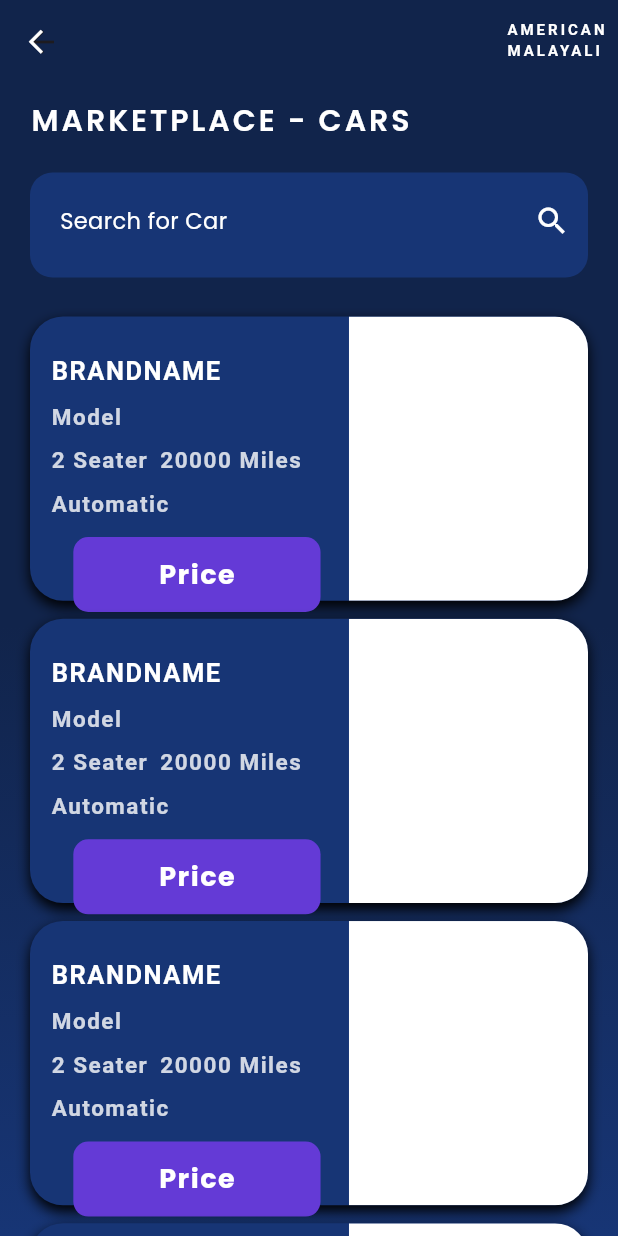
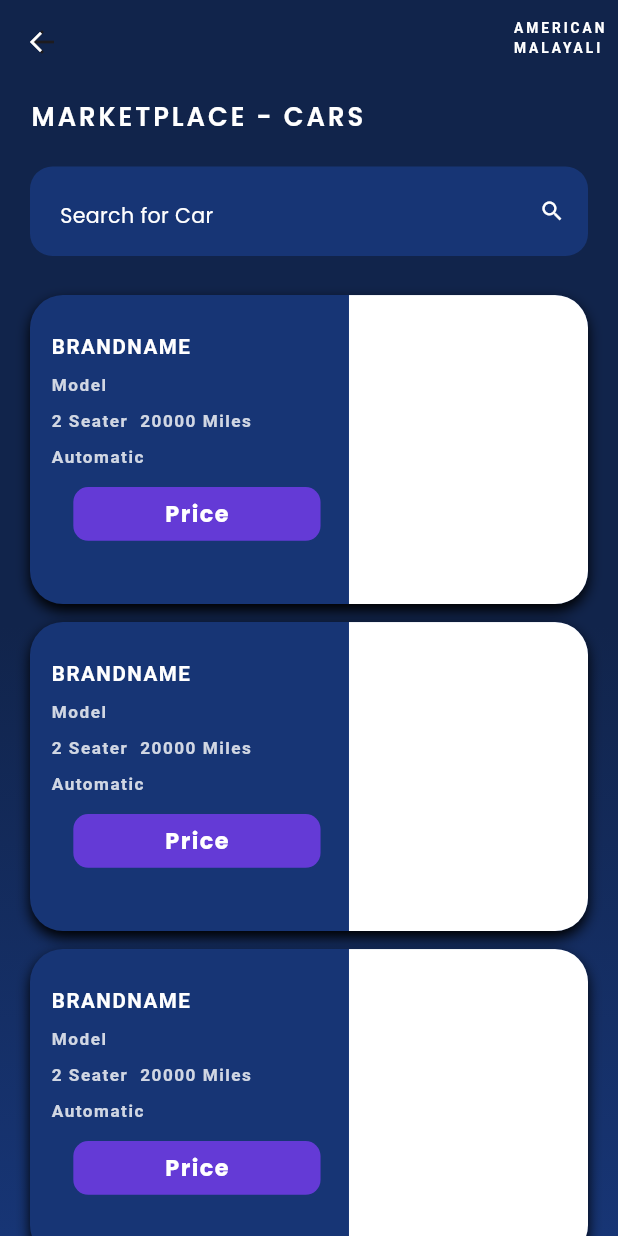
Before and after one commit to Origin-Tech-000/amuser, a Flutter app: the screen it shows after launch, item 3 of the bottom bar chosen, after a tap on "CARS", on a phone screen of 412 x 824 dp. Run offline on Flutter 3.47's test engine with Material 3 defaults, Android fonts, the phone set to English and light mode, and no system bars; our stand-ins replace carousel_slider, flutter_screenutil, google_fonts; Roboto replaces fonts that are missing (Prociono, Prompt).

Commit message:
ui fixed using sceen util , need testing

```diff
--- a/lib/main.dart
+++ b/lib/main.dart
@@ -20,24 +20,19 @@ import 'package:flutter/rendering.dart';
 import 'package:flutter_screenutil/flutter_screenutil.dart';
 
 void main() {
-  runApp(const MyApp());
-}
-
-class MyApp extends StatelessWidget {
-  const MyApp({super.key});
-
-  // This widget is the root of your application.
-  @override
-  Widget build(BuildContext context) {
-    return MaterialApp(
-      debugShowCheckedModeBanner: false,
-      title: 'AM',
-      theme: ThemeData(
-        colorScheme: ColorScheme.fromSeed(seedColor: Colors.deepPurple),
-      ),
-      home: ScreenUtilInit(child: CheckPage()),
-    );
-  }
+  runApp(
+    ScreenUtilInit(
+      designSize: Size(360, 690), // base layout size
+      minTextAdapt: true,
+      splitScreenMode: true,
+      builder: (context, child) {
+        return MaterialApp(
+          home: CheckPage(),
+          debugShowCheckedModeBanner: false,
+        );
+      },
+    ),
+  );
 }
 
 class CheckPage extends StatelessWidget {
--- a/lib/pages/landing.dart
+++ b/lib/pages/landing.dart
@@ -8,6 +8,7 @@ import 'package:am/widgets.dart/bottomnavbar.dart';
 import 'package:am/widgets.dart/catagory.dart';
 import 'package:carousel_slider/carousel_slider.dart';
 import 'package:flutter/material.dart';
+import 'package:flutter_screenutil/flutter_screenutil.dart';
 import 'package:google_fonts/google_fonts.dart';
 
 class HomeLanding extends StatelessWidget {
@@ -57,7 +58,7 @@ class HomeLanding extends StatelessWidget {
                                 fontWeight: FontWeight.bold,
                                 color: primarycolor,
                                 letterSpacing: 2,
-                                fontSize: 10,
+                                fontSize: 8.sp,
                               ),
                             ),
                           ),
@@ -70,7 +71,7 @@ class HomeLanding extends StatelessWidget {
                               child: Text(
                                 'Location',
                                 style: GoogleFonts.lora(
-                                  fontSize: 15,
+                                  fontSize: 12.sp,
                                   fontWeight: FontWeight.w600,
                                   color: Colors.black,
                                 ),
@@ -94,7 +95,7 @@ class HomeLanding extends StatelessWidget {
                             autoPlay: true,
                             enlargeCenterPage: true,
                             viewportFraction: 1.0,
-                            height: 150,
+                            height: 0.2.sh,
                           ),
                           items: [1, 2, 3, 4, 5].map((i) {
                             return Builder(
@@ -140,7 +141,7 @@ class HomeLanding extends StatelessWidget {
                               autoPlay: true,
                               enlargeCenterPage: true,
                               viewportFraction: 1.0,
-                              height: 110,
+                              height: 100.h,
                             ),
                             items: [1, 2, 3, 4, 5].map((i) {
                               return Builder(
@@ -183,7 +184,7 @@ class HomeLanding extends StatelessWidget {
                               style: GoogleFonts.kumbhSans(
                                 fontWeight: FontWeight.bold,
                                 color: Colors.black,
-                                fontSize: 17,
+                                fontSize: 14.sp,
                                 letterSpacing: 1,
                               ),
                             ),
@@ -212,7 +213,7 @@ class HomeLanding extends StatelessWidget {
                                         'KERALA SERVICES',
                                         style: GoogleFonts.poppins(
                                           color: fourthcolor,
-                                          fontSize: 12,
+                                          fontSize: 10.sp,
                                           letterSpacing: 1,
                                           fontWeight: FontWeight.bold,
                                         ),
--- a/lib/pages/makertplace_car.dart
+++ b/lib/pages/makertplace_car.dart
@@ -5,6 +5,7 @@ import 'package:am/widgets.dart/dec.dart';
 import 'package:am/widgets.dart/utils.dart';
 import 'package:flutter/material.dart';
 import 'package:flutter/rendering.dart';
+import 'package:flutter_screenutil/flutter_screenutil.dart';
 import 'package:google_fonts/google_fonts.dart';
 
 class MarketPlaceCars extends StatelessWidget {
@@ -26,7 +27,7 @@ class MarketPlaceCars extends StatelessWidget {
                     'MARKETPLACE - CARS',
                     style: GoogleFonts.poppins(
                       color: Colors.white,
-                      fontSize: 20,
+                      fontSize: 15.sp,
                       fontWeight: FontWeight.w600,
                       letterSpacing: 2,
                     ),
@@ -38,7 +39,7 @@ class MarketPlaceCars extends StatelessWidget {
               padding: const EdgeInsets.fromLTRB(20, 10, 20, 10),
               child: Container(
                 width: MediaQuery.of(context).size.width,
-                height: 70,
+                height: 50.h,
                 // color: Colors.blue,
                 decoration: BoxDecoration(
                   color: secondaycolor,
@@ -56,7 +57,7 @@ class MarketPlaceCars extends StatelessWidget {
                       'Search for Car',
                       style: GoogleFonts.poppins(
                         color: Colors.white,
-                        fontSize: 15,
+                        fontSize: 12.sp,
                       ),
                     ),
                     contentPadding: EdgeInsets.all(20),
@@ -66,7 +67,11 @@ class MarketPlaceCars extends StatelessWidget {
                     // ),
                     suffixIcon: GestureDetector(
                       onTap: () {},
-                      child: Icon(Icons.search, color: Colors.white),
+                      child: Icon(
+                        Icons.search,
+                        color: Colors.white,
+                        size: 15.sp,
+                      ),
                     ),
                   ),
                 ),
--- a/lib/pages/markertplace.dart
+++ b/lib/pages/markertplace.dart
@@ -6,6 +6,7 @@ import 'package:am/widgets.dart/dec.dart';
 import 'package:am/widgets.dart/utils.dart';
 import 'package:carousel_slider/carousel_slider.dart';
 import 'package:flutter/material.dart';
+import 'package:flutter_screenutil/flutter_screenutil.dart';
 import 'package:google_fonts/google_fonts.dart';
 
 class MarketPlace extends StatelessWidget {
@@ -50,7 +51,7 @@ class MarketPlace extends StatelessWidget {
                             child: Text(
                               'MARKETPLACE',
                               style: GoogleFonts.lora(
-                                fontSize: 18,
+                                fontSize: 15.sp,
                                 fontWeight: FontWeight.w600,
                                 color: Colors.white,
                               ),
@@ -72,6 +73,7 @@ class MarketPlace extends StatelessWidget {
                                 style: GoogleFonts.poppins(
                                   color: Colors.white,
                                   letterSpacing: 1,
+                                  fontSize: 12.sp,
                                 ),
                               ),
                             ),
@@ -100,7 +102,7 @@ class MarketPlace extends StatelessWidget {
                                 autoPlay: true,
                                 enlargeCenterPage: true,
                                 viewportFraction: 1.0,
-                                height: 150,
+                                height: 120.h,
                               ),
                               items: [1, 2, 3, 4, 5].map((i) {
                                 return Builder(
@@ -123,7 +125,7 @@ class MarketPlace extends StatelessWidget {
                                               child: Text(
                                                 'Primary Ads $i',
                                                 style: TextStyle(
-                                                  fontSize: 16.0,
+                                                  fontSize: 13.sp,
                                                   color: Colors.white,
                                                 ),
                                               ),
@@ -139,7 +141,7 @@ class MarketPlace extends StatelessWidget {
                                                 ),
                                               ),
                                               child: Container(
-                                                color: Colors.red,
+                                                // color: Colors.red,
                                                 child: Image.asset(
                                                   'assets/house.png',
                                                 ),
@@ -165,7 +167,7 @@ class MarketPlace extends StatelessWidget {
                     'What would you like to find today?',
                     style: GoogleFonts.poppins(
                       fontWeight: FontWeight.bold,
-                      fontSize: 30,
+                      fontSize: 20.sp,
                       color: const Color.fromARGB(156, 255, 255, 255),
                     ),
                   ),
--- a/lib/widgets.dart/bottomnavbar.dart
+++ b/lib/widgets.dart/bottomnavbar.dart
@@ -1,5 +1,6 @@
 import 'package:am/pages/pageholder.dart';
 import 'package:flutter/material.dart';
+import 'package:flutter_screenutil/flutter_screenutil.dart';
 import 'package:google_fonts/google_fonts.dart';
 
 class BottomNavBar extends StatelessWidget {
@@ -21,7 +22,7 @@ class BottomNavBar extends StatelessWidget {
           stops: [0, 0.47, 1],
         ),
       ),
-      height: 90,
+      height: 0.1.sh,
       child: Padding(
         padding: const EdgeInsets.all(12),
         child: Row(
@@ -36,8 +37,8 @@ class BottomNavBar extends StatelessWidget {
                   Padding(
                     padding: const EdgeInsets.all(4.0),
                     child: Container(
-                      height: 30,
-                      width: 30,
+                      height: 15.sp,
+                      width: 15.sp,
                       child: Image.asset('assets/1.png'),
                     ),
                   ),
@@ -45,7 +46,8 @@ class BottomNavBar extends StatelessWidget {
                     'Home',
                     style: GoogleFonts.poppins(
                       color: Colors.white,
-                      fontWeight: FontWeight.bold,
+                      fontWeight: FontWeight.w600,
+                      fontSize: 12.sp,
                     ),
                   ),
                 ],
@@ -60,8 +62,8 @@ class BottomNavBar extends StatelessWidget {
                   Padding(
                     padding: const EdgeInsets.all(4.0),
                     child: Container(
-                      height: 30,
-                      width: 30,
+                      height: 15.sp,
+                      width: 15.sp,
                       child: Image.asset('assets/2.png'),
                     ),
                   ),
@@ -69,7 +71,8 @@ class BottomNavBar extends StatelessWidget {
                     'Search',
                     style: GoogleFonts.poppins(
                       color: Colors.white,
-                      fontWeight: FontWeight.bold,
+                      fontWeight: FontWeight.w600,
+                      fontSize: 12.sp,
                     ),
                   ),
                 ],
@@ -84,8 +87,8 @@ class BottomNavBar extends StatelessWidget {
                   Padding(
                     padding: const EdgeInsets.all(4.0),
                     child: Container(
-                      height: 30,
-                      width: 30,
+                      height: 15.sp,
+                      width: 15.sp,
                       child: Image.asset('assets/3.png'),
                     ),
                   ),
@@ -93,7 +96,8 @@ class BottomNavBar extends StatelessWidget {
                     'Shop',
                     style: GoogleFonts.poppins(
                       color: Colors.white,
-                      fontWeight: FontWeight.bold,
+                      fontWeight: FontWeight.w600,
+                      fontSize: 12.sp,
                     ),
                   ),
                 ],
@@ -108,8 +112,8 @@ class BottomNavBar extends StatelessWidget {
                   Padding(
                     padding: const EdgeInsets.all(4.0),
                     child: Container(
-                      height: 30,
-                      width: 30,
+                      height: 15.sp,
+                      width: 15.sp,
                       child: Image.asset('assets/3.png'),
                     ),
                   ),
@@ -117,7 +121,8 @@ class BottomNavBar extends StatelessWidget {
                     'Locations',
                     style: GoogleFonts.poppins(
                       color: Colors.white,
-                      fontWeight: FontWeight.bold,
+                      fontWeight: FontWeight.w600,
+                      fontSize: 12.sp,
                     ),
                   ),
                 ],
--- a/lib/widgets.dart/catagory.dart
+++ b/lib/widgets.dart/catagory.dart
@@ -1,6 +1,7 @@
 import 'package:am/core/colors.dart';
 import 'package:am/pages/searchitems.dart';
 import 'package:flutter/material.dart';
+import 'package:flutter_screenutil/flutter_screenutil.dart';
 import 'package:google_fonts/google_fonts.dart';
 
 class CatogeryTile extends StatelessWidget {
@@ -50,7 +51,7 @@ class CatogeryTile extends StatelessWidget {
                           overflow: TextOverflow.ellipsis,
                           style: GoogleFonts.prompt(
                             color: Colors.white,
-                            fontSize: 18,
+                            fontSize: 15.sp,
                             fontStyle: FontStyle.italic,
                             fontWeight: FontWeight.w600,
                           ),
@@ -64,8 +65,8 @@ class CatogeryTile extends StatelessWidget {
                     mainAxisAlignment: MainAxisAlignment.end,
                     children: [
                       Container(
-                        height: 80,
-                        width: 80,
+                        height: 60.sp,
+                        width: 60.sp,
                         // color: Colors.red,
                         child: Image.asset(
                           'assets/test1.png',
--- a/lib/widgets.dart/marketplacecarwidget.dart
+++ b/lib/widgets.dart/marketplacecarwidget.dart
@@ -1,6 +1,7 @@
 import 'package:am/core/colors.dart';
 import 'package:am/pages/marketplacecarlanding.dart';
 import 'package:flutter/material.dart';
+import 'package:flutter_screenutil/flutter_screenutil.dart';
 import 'package:google_fonts/google_fonts.dart';
 
 class MarketPlaceCarWidget extends StatelessWidget {
@@ -17,7 +18,7 @@ class MarketPlaceCarWidget extends StatelessWidget {
           ).push(MaterialPageRoute(builder: (ctx) => MarketPlaceCarLanding()));
         },
         child: Container(
-          height: MediaQuery.of(context).size.height * .23,
+          height: .25.sh,
           width: MediaQuery.of(context).size.width,
           decoration: BoxDecoration(
             color: secondaycolor,
@@ -50,7 +51,7 @@ class MarketPlaceCarWidget extends StatelessWidget {
                             style: GoogleFonts.prompt(
                               color: Colors.white,
                               fontWeight: FontWeight.bold,
-                              fontSize: 17,
+                              fontSize: 12.sp,
                               letterSpacing: 1,
                             ),
                           ),
@@ -62,7 +63,7 @@ class MarketPlaceCarWidget extends StatelessWidget {
                             style: GoogleFonts.prompt(
                               color: const Color.fromARGB(204, 255, 255, 255),
                               fontWeight: FontWeight.bold,
-                              fontSize: 15,
+                              fontSize: 10.sp,
                               letterSpacing: 1,
                             ),
                           ),
@@ -81,7 +82,7 @@ class MarketPlaceCarWidget extends StatelessWidget {
                                     255,
                                   ),
                                   fontWeight: FontWeight.bold,
-                                  fontSize: 15,
+                                  fontSize: 10.sp,
                                   letterSpacing: 1,
                                 ),
                               ),
@@ -101,7 +102,7 @@ class MarketPlaceCarWidget extends StatelessWidget {
                                       255,
                                     ),
                                     fontWeight: FontWeight.bold,
-                                    fontSize: 15,
+                                    fontSize: 10.sp,
                                     letterSpacing: 1,
                                   ),
                                 ),
@@ -116,7 +117,7 @@ class MarketPlaceCarWidget extends StatelessWidget {
                             style: GoogleFonts.prompt(
                               color: const Color.fromARGB(204, 255, 255, 255),
                               fontWeight: FontWeight.bold,
-                              fontSize: 15,
+                              fontSize: 10.sp,
                               letterSpacing: 1,
                             ),
                           ),
@@ -128,7 +129,7 @@ class MarketPlaceCarWidget extends StatelessWidget {
                             children: [
                               Container(
                                 width: MediaQuery.of(context).size.width * .4,
-                                height: 50,
+                                height: 30.h,
                                 decoration: BoxDecoration(
                                   color: fifth,
                                   borderRadius: BorderRadius.circular(10),
@@ -140,7 +141,7 @@ class MarketPlaceCarWidget extends StatelessWidget {
                                       color: Colors.white,
                                       fontWeight: FontWeight.bold,
                                       letterSpacing: 1,
-                                      fontSize: 18,
+                                      fontSize: 13.sp,
                                     ),
                                   ),
                                 ),
--- a/lib/widgets.dart/utils.dart
+++ b/lib/widgets.dart/utils.dart
@@ -3,6 +3,7 @@ import 'package:am/pages/makertplace_car.dart';
 import 'package:am/pages/marketplace_property.dart';
 import 'package:am/pages/pageholder.dart';
 import 'package:flutter/material.dart';
+import 'package:flutter_screenutil/flutter_screenutil.dart';
 import 'package:google_fonts/google_fonts.dart';
 
 class Logo extends StatelessWidget {
@@ -20,7 +21,11 @@ class Logo extends StatelessWidget {
             onPressed: () {
               Navigator.of(context).pop();
             },
-            icon: Icon(Icons.arrow_back_ios_new, color: Colors.white, size: 19),
+            icon: Icon(
+              Icons.arrow_back_ios_new,
+              color: Colors.white,
+              size: 14.sp,
+            ),
           ),
           Container(
             child: Padding(
@@ -31,7 +36,7 @@ class Logo extends StatelessWidget {
                   fontWeight: FontWeight.bold,
                   color: Colors.white,
                   letterSpacing: 2,
-                  fontSize: 10,
+                  fontSize: 8.sp,
                 ),
               ),
             ),
@@ -57,7 +62,11 @@ class LogoWithBackHome extends StatelessWidget {
             onPressed: () {
               v.value = 0;
             },
-            icon: Icon(Icons.arrow_back_ios_new, color: Colors.white, size: 19),
+            icon: Icon(
+              Icons.arrow_back_ios_new,
+              color: Colors.white,
+              size: 15.sp,
+            ),
           ),
           Container(
             child: Padding(
@@ -67,8 +76,9 @@ class LogoWithBackHome extends StatelessWidget {
                 style: GoogleFonts.prociono(
                   fontWeight: FontWeight.bold,
                   color: Colors.white,
+
                   letterSpacing: 2,
-                  fontSize: 10,
+                  fontSize: 8.sp,
                 ),
               ),
             ),
@@ -90,7 +100,7 @@ class LocationMark extends StatelessWidget {
         Text(
           'Location',
           style: GoogleFonts.lora(
-            fontSize: 15,
+            fontSize: 12.sp,
             fontWeight: FontWeight.w600,
             color: Colors.white,
           ),
@@ -143,7 +153,7 @@ class CarsWidget extends StatelessWidget {
                         style: GoogleFonts.syne(
                           color: Colors.white,
                           fontWeight: FontWeight.bold,
-                          fontSize: 20,
+                          fontSize: 16.sp,
                           letterSpacing: 2,
                         ),
                       ),
@@ -160,7 +170,7 @@ class CarsWidget extends StatelessWidget {
                         bottom: -10,
                         left: 40,
                         child: Container(
-                          height: MediaQuery.of(context).size.height * .11,
+                          height: .10.sh,
 
                           // color: Colors.red,
                           child: Image.asset(
@@ -173,8 +183,8 @@ class CarsWidget extends StatelessWidget {
                         right: 8,
                         top: 3,
                         child: Container(
-                          height: 50,
-                          width: 50,
+                          height: 40.sp,
+                          width: 40.sp,
                           // color: Colors.red,
                           child: Image.asset('assets/ts.png'),
                         ),
@@ -234,7 +244,7 @@ class PropertyWidget extends StatelessWidget {
                         style: GoogleFonts.syne(
                           color: Colors.white,
                           fontWeight: FontWeight.bold,
-                          fontSize: 20,
+                          fontSize: 16.sp,
                           letterSpacing: 2,
                         ),
                       ),
@@ -248,10 +258,10 @@ class PropertyWidget extends StatelessWidget {
                     // mainAxisAlignment: MainAxisAlignment.center,
                     children: [
                       Positioned(
-                        bottom: -38,
+                        bottom: -28.h,
                         left: 30,
                         child: Container(
-                          height: MediaQuery.of(context).size.height * .18,
+                          height: .18.sh,
 
                           // color: Colors.red,
                           child: Image.asset(
@@ -264,8 +274,8 @@ class PropertyWidget extends StatelessWidget {
                         right: 8,
                         top: 3,
                         child: Container(
-                          height: 50,
-                          width: 50,
+                          height: 40.sp,
+                          width: 50.sp,
                           // color: Colors.red,
                           child: Image.asset('assets/ts.png'),
                         ),
```
Also changed, not shown: lib/pages/itemlanding.dart (+33 -27 lines), lib/pages/marketplace_property.dart (+9 -4 lines), lib/pages/marketplacecarlanding.dart (+43 -22 lines), lib/pages/marketplacepropertylanding.dart (+20 -11 lines), lib/pages/searchcatorgery.dart (+11 -3 lines), lib/pages/searchitems.dart (+16 -13 lines), lib/pages/selectcity.dart (+5 -4 lines), lib/pages/selectcountry.dart (+41 -20 lines), lib/widgets.dart/marketplacepropertywidget.dart (+6 -5 lines).
